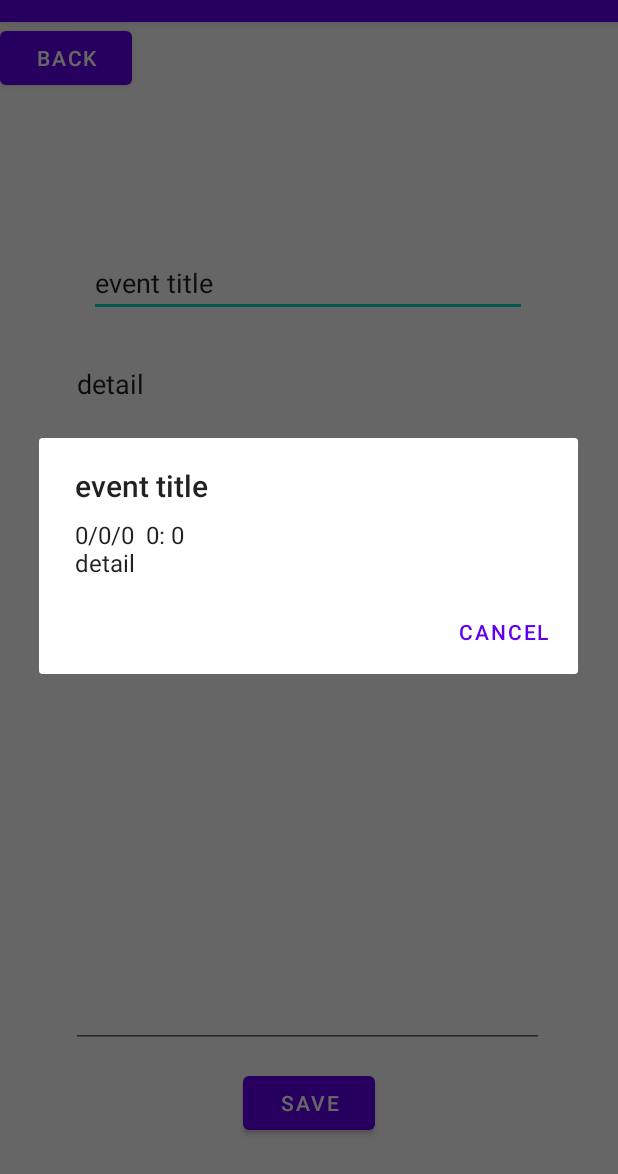
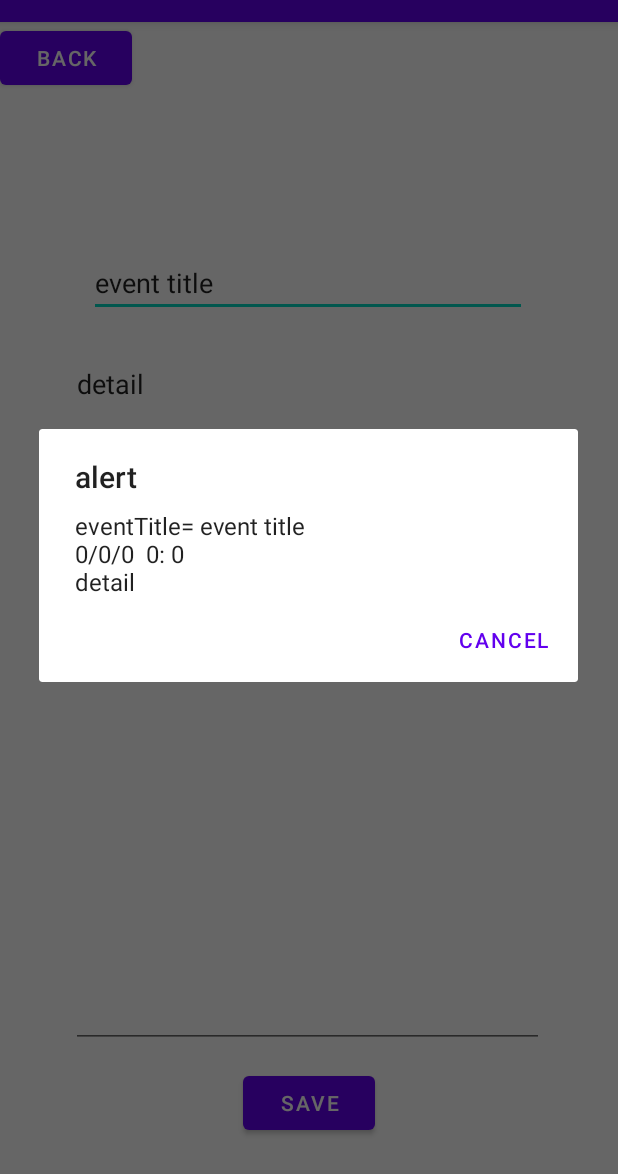
Before and after one commit to Haolinc/DueItProject, an Android app: the TextEntering screen opened directly, with no data from a screen before it, after a tap on "SAVE", on a phone screen of 412 x 824 dp, the part 62-1236 px from its top. Run offline under Robolectric (Android 15) with nearby library versions, the phone set to English and light mode, and no system bars.

Commit message:
add class EventDateModel to store one event, and DatabaseHelper to create a database and ,edit, delete date on it

```diff
--- /dev/null
+++ b/app/src/main/java/com/example/duelt/EventDateModel.java
@@ -0,0 +1,95 @@
+package com.example.duelt;
+
+import java.util.Date;
+
+public class EventDateModel {
+    private String eventTitle;
+    private String eventDetail;
+    private int year, month, day, hour, minute;
+    private long timeForOrder;
+    private Date date;
+
+    public EventDateModel(String eventTitle, String eventDetail, int year, int month, int day, int hour, int minute) {
+        this.eventTitle = eventTitle;
+        this.eventDetail = eventDetail;
+        this.year = year;
+        this.month = month;
+        this.day = day;
+        this.hour = hour;
+        this.minute = minute;
+        date = new Date(year, month, day, hour, minute);
+        timeForOrder = date.getTime();
+    }
+
+    public EventDateModel() {
+    }
+
+    public String getEventTitle() {
+        return eventTitle;
+    }
+
+    public long getTimeForOrder() {
+        return timeForOrder;
+    }
+
+    public String getEventDetail() {
+        return eventDetail;
+    }
+
+    public int getYear() {
+        return year;
+    }
+
+    public int getMonth() {
+        return month;
+    }
+
+    public int getDay() {
+        return day;
+    }
+
+    public int getHour() {
+        return hour;
+    }
+
+    public int getMinute() {
+        return minute;
+    }
+
+    public void setEventTitle(String eventTitle) {
+        this.eventTitle = eventTitle;
+    }
+
+    public void setEventDetail(String eventDetail) {
+        this.eventDetail = eventDetail;
+    }
+
+    public void setYear(int year) {
+        this.year = year;
+    }
+
+    public void setMonth(int month) {
+        this.month = month;
+    }
+
+    public void setDay(int day) {
+        this.day = day;
+    }
+
+    public void setHour(int hour) {
+        this.hour = hour;
+    }
+
+    public void setMinute(int minute) {
+        this.minute = minute;
+    }
+
+    @Override
+    public String toString() {
+        return
+                "eventTitle= " + eventTitle + "\n" +
+                        year + "/" + month+"/"+ day + "  "+ hour + ": " + minute +"\n"
+                        + eventDetail
+                ;
+    }
+}
--- a/app/src/main/java/com/example/duelt/TextEntering.java
+++ b/app/src/main/java/com/example/duelt/TextEntering.java
@@ -9,13 +9,16 @@ import android.os.Bundle;
 import android.view.View;
 import android.widget.EditText;
 
+import com.example.duelt.db.DatabaseHelper;
+
+import java.util.Date;
+
 public class TextEntering extends AppCompatActivity {
     private String eventTitle;
     private String eventDetail;
     private EditText eventTitleInput;
     private EditText eventDetailInput;
     private int year, month, day, hour, minute;
-
     @Override
     protected void onCreate(Bundle savedInstanceState) {
         super.onCreate(savedInstanceState);
@@ -40,12 +43,16 @@ public class TextEntering extends AppCompatActivity {
     public void saveEvent(View v){
         eventDetail = eventDetailInput.getText().toString();
         eventTitle = eventTitleInput.getText().toString();
+        EventDateModel eventDateModel = new EventDateModel(eventTitle, eventDetail, year,month,day,hour,minute);
+
+        //insert into database
+        DatabaseHelper databaseHelper = new DatabaseHelper(TextEntering.this);
+        databaseHelper.addOne(eventDateModel);
 
         //testing
         AlertDialog alertDialog = new AlertDialog.Builder(this).create();
-        alertDialog.setTitle(eventTitle);
-        alertDialog.setMessage(year + "/" + month+"/"+ day + "  "+ hour + ": " + minute +"\n" + eventDetail );
-        //alertDialog.setMessage(eventDetail);
+        alertDialog.setTitle("alert");
+        alertDialog.setMessage(eventDateModel.toString());
 
         alertDialog.setButton(AlertDialog.BUTTON_POSITIVE, "Cancel",
                 new DialogInterface.OnClickListener() {
--- /dev/null
+++ b/app/src/main/java/com/example/duelt/db/DatabaseHelper.java
@@ -0,0 +1,101 @@
+package com.example.duelt.db;
+
+import android.content.ContentValues;
+import android.content.Context;
+import android.database.Cursor;
+import android.database.sqlite.SQLiteDatabase;
+import android.database.sqlite.SQLiteOpenHelper;
+
+import androidx.annotation.Nullable;
+
+import com.example.duelt.EventDateModel;
+
+import java.util.ArrayList;
+import java.util.List;
+
+public class DatabaseHelper extends SQLiteOpenHelper {
+    public static final String DATABASE = "duelt.db";
+    public static final int VERSION  = 1;
+    private static final String TABLE_NAME = "EVENT_DATE_TABLE";
+    private static final String TIME_FOR_ORDER_COLUMN = "TIME_FOR_ORDER";
+    private static final String YEAR_COLUMN = "YEAR";
+    private static final String MONTH_COLUMN = "MONTH";
+    private static final String DAY_COLUMN = "DAY";
+    private static final String HOUR_COLUMN = "HOUR";
+    private static final String MINUTE_COLUMN = "MINUTE";
+    private static final String EVENT_TITLE_COLUMN = "EVENT_TITLE";
+    private static final String EVENT_DETAIL_COLUMN = "EVENT_DETAIL";
+
+    public DatabaseHelper(Context context) {
+        super(context, DATABASE, null, VERSION);
+    }
+
+    @Override
+    public void onCreate(SQLiteDatabase db) {
+        String createTableStatement = "CREATE TABLE " + TABLE_NAME + " ( " + TIME_FOR_ORDER_COLUMN
+                + " BIGINT, " + YEAR_COLUMN + " INT, " + MONTH_COLUMN + " INT, " + DAY_COLUMN +
+                " INT, " + HOUR_COLUMN + " INT, " + MINUTE_COLUMN + " INT, " + EVENT_TITLE_COLUMN +
+                " TEXT, " + EVENT_DETAIL_COLUMN + " TEXT);";
+        db.execSQL(createTableStatement);
+    }
+
+    @Override
+    public void onUpgrade(SQLiteDatabase db, int oldVersion, int newVersion) {
+
+    }
+
+    public void addOne(EventDateModel eventDateModel){
+        SQLiteDatabase db = this.getWritableDatabase();
+        ContentValues cv = new ContentValues();
+
+        cv.put(TIME_FOR_ORDER_COLUMN, eventDateModel.getTimeForOrder());
+        cv.put(YEAR_COLUMN, eventDateModel.getYear());
+        cv.put(MONTH_COLUMN, eventDateModel.getMonth());
+        cv.put(DAY_COLUMN, eventDateModel.getDay());
+        cv.put(HOUR_COLUMN, eventDateModel.getHour());
+        cv.put(EVENT_TITLE_COLUMN, eventDateModel.getEventTitle());
+        cv.put(EVENT_DETAIL_COLUMN, eventDateModel.getEventDetail());
+
+        db.insert(TABLE_NAME, null, cv);
+        db.close();
+    }
+
+    //delete event by its date
+    public boolean deleteOne(EventDateModel eventDateModel){
+        SQLiteDatabase db = this.getWritableDatabase();
+        String quertyString = "DELETE FROM " +TABLE_NAME+ " WHERE " +TIME_FOR_ORDER_COLUMN + " = " + eventDateModel.getTimeForOrder();
+
+        Cursor cursor = db.rawQuery(quertyString, null);
+
+        if (cursor.moveToFirst()) return true;
+        else return false;
+    }
+
+    public List<EventDateModel> getAll(){
+        List<EventDateModel> eventDateModelsList = new ArrayList<>();
+        SQLiteDatabase db = this.getReadableDatabase();
+
+        Cursor cursor = db.rawQuery("SELECT * From  "+TABLE_NAME+" ORDER BY "+ TIME_FOR_ORDER_COLUMN, null);
+
+        if(cursor.moveToFirst()){
+
+            do{
+                int year = cursor.getInt(1);
+                int month = cursor.getInt(2);
+                int day = cursor.getInt(3);
+                int hour = cursor.getInt(4);
+                int minute = cursor.getInt(5);
+                String eventTitle = cursor.getString(6);
+                String eventDetail = cursor.getString(7);
+
+                EventDateModel eventDateModel = new EventDateModel(eventTitle, eventDetail, year,month,day,hour,minute);
+                eventDateModelsList.add(eventDateModel);
+
+            }while (cursor.moveToNext());
+        }
+
+        cursor.close();
+        db.close();
+        return eventDateModelsList;
+    }
+}
```
Also changed, not shown: app/src/main/java/com/example/duelt/MemoActivity.java (+14 -0 lines), app/src/main/res/layout/activity_memo.xml (+11 -8 lines).
